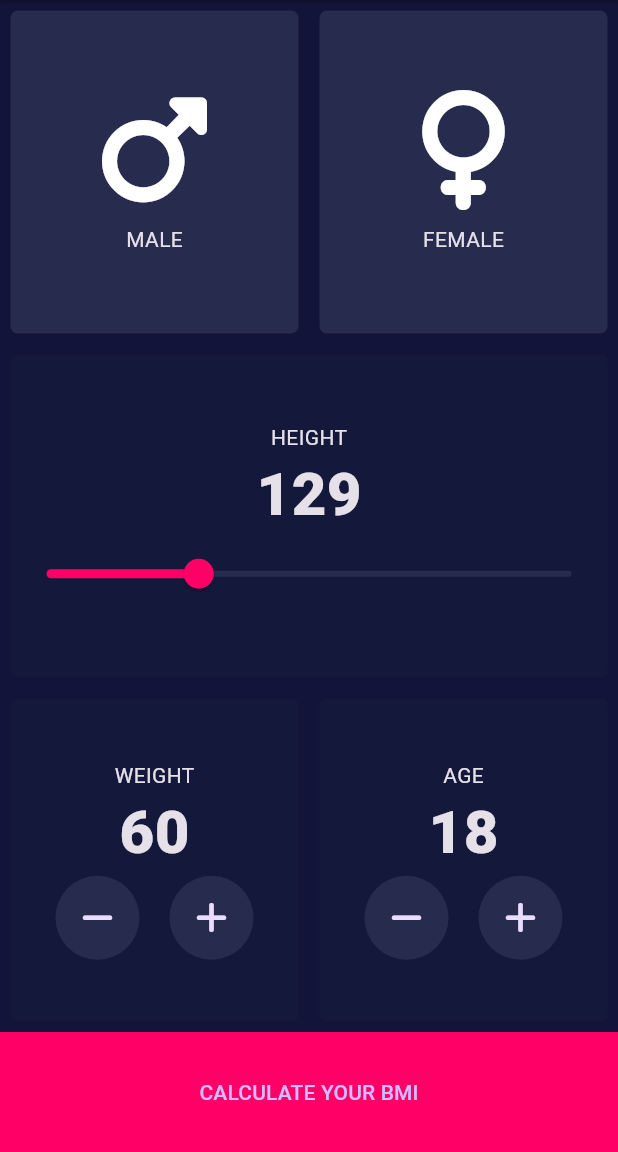
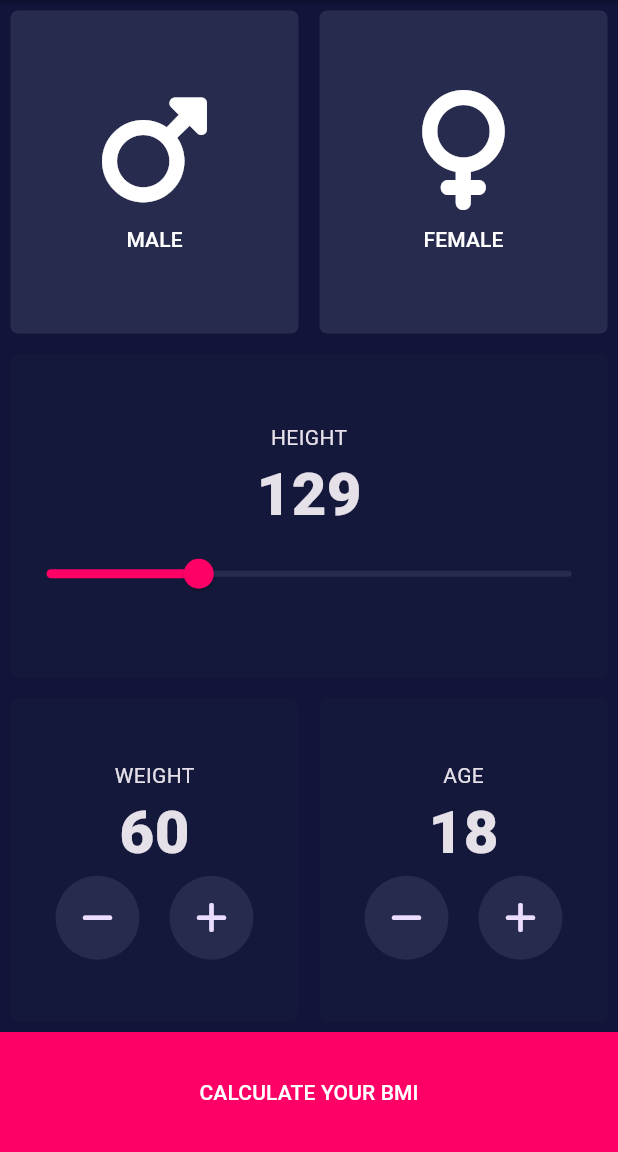
Before and after one commit to sydmasina/bmi-calculator-flutter, a Flutter app: the screen it shows after launch, on a phone screen of 412 x 824 dp, the part 84-1236 px from its top. Run offline on Flutter 3.47's test engine with Material 3 defaults, Android fonts, the phone set to English and light mode, and no system bars; our stand-ins replace font_awesome_flutter.

Commit message:
textButton and how to style it globally

```diff
--- a/lib/input_page.dart
+++ b/lib/input_page.dart
@@ -248,7 +248,9 @@ class GenderCard extends StatelessWidget {
 
   @override
   Widget build(BuildContext context) {
-    return Column(
+    return TextButton(
+      onPressed: () {},
+      child: Column(
         mainAxisAlignment: MainAxisAlignment.center,
         children: [
           Icon(
@@ -263,6 +265,7 @@ class GenderCard extends StatelessWidget {
             gender,
           ),
         ],
+      ),
     );
   }
 }
--- a/lib/main.dart
+++ b/lib/main.dart
@@ -14,9 +14,15 @@ class BMICalculator extends StatelessWidget {
             shadowColor: Colors.black,
             elevation: 1,
           ),
-        primaryColor: Color(0xFF121439),
           scaffoldBackgroundColor: Color(0xFF121439),
+          textButtonTheme: TextButtonThemeData(
+            style: ButtonStyle(
+              foregroundColor: WidgetStateProperty.all<Color>(Colors.white),
+              shape: WidgetStateProperty.all<RoundedRectangleBorder>(
+                RoundedRectangleBorder(borderRadius: BorderRadius.zero),
               ),
+            ),
+          )),
       home: InputPage(),
     );
   }
```
Lines whose indentation alone changed are shown as unchanged.
